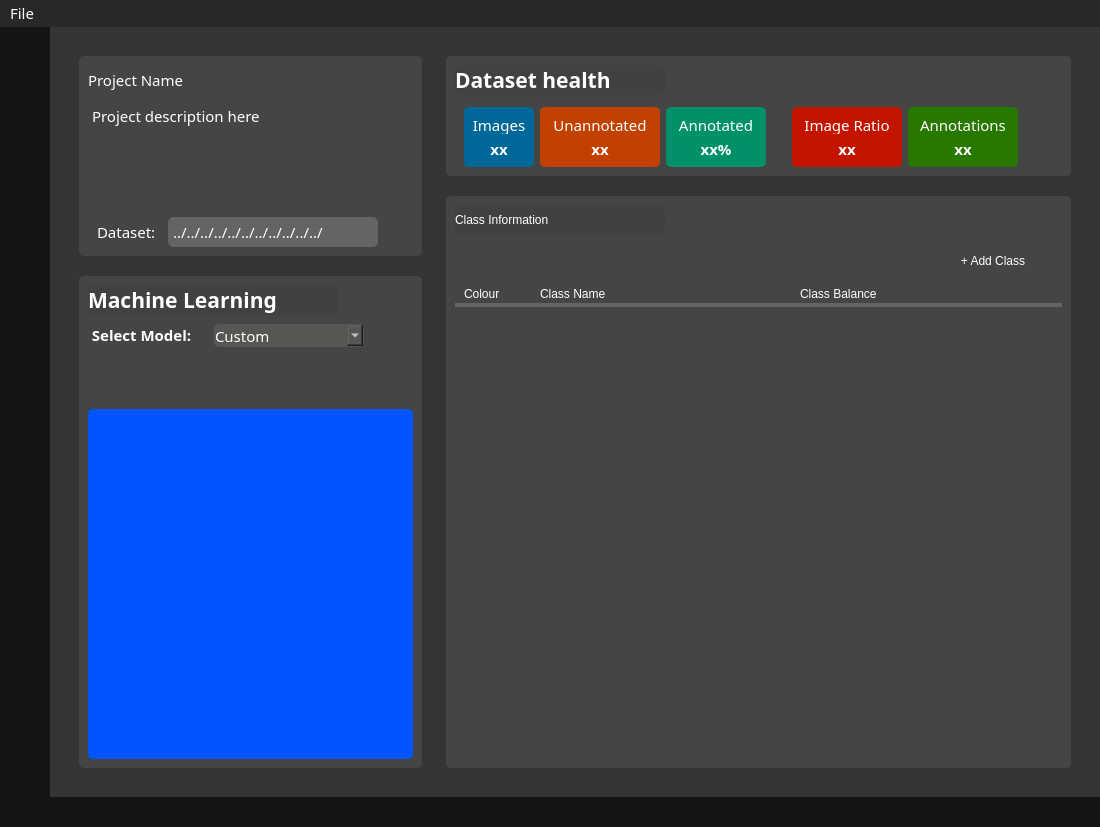
Qt form yoloAnt.ui (Lachie1011/YoloAnt) before a commit.
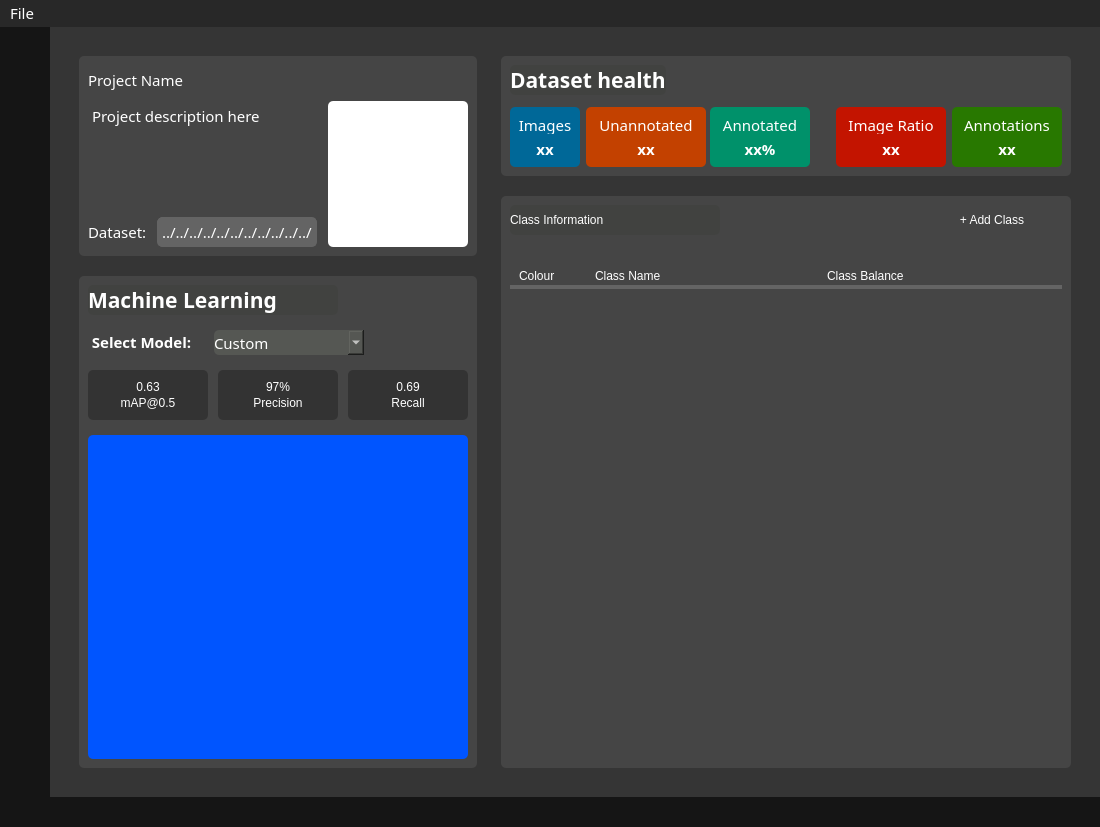
The same form after that commit. The open tabs and pages were chosen to show the change. Icons and pictures are not drawn. Custom widgets are drawn as their Qt base class.

Commit message: Added edit switches, ML stats and project image

```diff
--- a/yoloAnt.ui
+++ b/yoloAnt.ui
@@ -1879,11 +1879,35 @@
                  <enum>QFrame::Raised</enum>
                 </property>
                 <layout class="QVBoxLayout" name="verticalLayout_17">
+                 <property name="spacing">
+                  <number>6</number>
+                 </property>
                  <property name="topMargin">
                   <number>9</number>
                  </property>
                  <property name="bottomMargin">
                   <number>9</number>
+                 </property>
+                 <item>
+                  <widget class="QFrame" name="frame_9">
+                   <property name="frameShape">
+                    <enum>QFrame::StyledPanel</enum>
+                   </property>
+                   <property name="frameShadow">
+                    <enum>QFrame::Raised</enum>
+                   </property>
+                   <layout class="QHBoxLayout" name="horizontalLayout_31">
+                    <property name="leftMargin">
+                     <number>0</number>
+                    </property>
+                    <property name="topMargin">
+                     <number>0</number>
+                    </property>
+                    <property name="rightMargin">
+                     <number>0</number>
+                    </property>
+                    <property name="bottomMargin">
+                     <number>0</number>
                  </property>
                  <item>
                   <widget class="QLabel" name="projectNameLbl">
@@ -1935,6 +1959,80 @@
                   </widget>
                  </item>
                  <item>
+                     <spacer name="horizontalSpacer_20">
+                      <property name="orientation">
+                       <enum>Qt::Horizontal</enum>
+                      </property>
+                      <property name="sizeHint" stdset="0">
+                       <size>
+                        <width>40</width>
+                        <height>20</height>
+                       </size>
+                      </property>
+                     </spacer>
+                    </item>
+                    <item>
+                     <widget class="QFrame" name="projectDescriptionEditFrame">
+                      <property name="frameShape">
+                       <enum>QFrame::StyledPanel</enum>
+                      </property>
+                      <property name="frameShadow">
+                       <enum>QFrame::Raised</enum>
+                      </property>
+                     </widget>
+                    </item>
+                   </layout>
+                  </widget>
+                 </item>
+                 <item>
+                  <widget class="QFrame" name="frame_6">
+                   <property name="minimumSize">
+                    <size>
+                     <width>0</width>
+                     <height>100</height>
+                    </size>
+                   </property>
+                   <property name="frameShape">
+                    <enum>QFrame::StyledPanel</enum>
+                   </property>
+                   <property name="frameShadow">
+                    <enum>QFrame::Raised</enum>
+                   </property>
+                   <layout class="QHBoxLayout" name="horizontalLayout_28">
+                    <property name="leftMargin">
+                     <number>0</number>
+                    </property>
+                    <property name="topMargin">
+                     <number>0</number>
+                    </property>
+                    <property name="rightMargin">
+                     <number>0</number>
+                    </property>
+                    <property name="bottomMargin">
+                     <number>0</number>
+                    </property>
+                    <item>
+                     <widget class="QFrame" name="projectDescriptionFrame">
+                      <property name="frameShape">
+                       <enum>QFrame::StyledPanel</enum>
+                      </property>
+                      <property name="frameShadow">
+                       <enum>QFrame::Raised</enum>
+                      </property>
+                      <layout class="QVBoxLayout" name="verticalLayout_3">
+                       <property name="leftMargin">
+                        <number>0</number>
+                       </property>
+                       <property name="topMargin">
+                        <number>0</number>
+                       </property>
+                       <property name="rightMargin">
+                        <number>0</number>
+                       </property>
+                       <property name="bottomMargin">
+                        <number>0</number>
+                       </property>
+                       <item>
                   <widget class="QTextEdit" name="projectDescriptionEdit">
                    <property name="sizePolicy">
                     <sizepolicy hsizetype="Preferred" vsizetype="Preferred">
@@ -2003,9 +2101,18 @@
                     <enum>QFrame::Raised</enum>
                    </property>
                    <layout class="QHBoxLayout" name="horizontalLayout_7">
+                          <property name="spacing">
+                           <number>4</number>
+                          </property>
+                          <property name="leftMargin">
+                           <number>0</number>
+                          </property>
                     <property name="topMargin">
                      <number>0</number>
                     </property>
+                          <property name="rightMargin">
+                           <number>0</number>
+                          </property>
                     <property name="bottomMargin">
                      <number>0</number>
                     </property>
@@ -2074,33 +2181,59 @@
                       </property>
                      </widget>
                     </item>
+                         </layout>
+                        </widget>
+                       </item>
+                      </layout>
+                     </widget>
+                    </item>
                     <item>
-                     <widget class="QPushButton" name="datasetPathBtn">
+                     <widget class="QFrame" name="projectImageFrame">
                       <property name="minimumSize">
                        <size>
-                        <width>0</width>
-                        <height>0</height>
+                        <width>145</width>
+                        <height>140</height>
                        </size>
                       </property>
                       <property name="maximumSize">
                        <size>
-                        <width>20</width>
-                        <height>16777215</height>
+                        <width>155</width>
+                        <height>150</height>
                        </size>
+                      </property>
+                      <property name="styleSheet">
+                       <string notr="true"/>
+                      </property>
+                      <property name="frameShape">
+                       <enum>QFrame::StyledPanel</enum>
+                      </property>
+                      <property name="frameShadow">
+                       <enum>QFrame::Raised</enum>
+                      </property>
+                      <layout class="QHBoxLayout" name="horizontalLayout_29">
+                       <property name="leftMargin">
+                        <number>5</number>
+                       </property>
+                       <property name="topMargin">
+                        <number>0</number>
+                       </property>
+                       <property name="rightMargin">
+                        <number>0</number>
+                       </property>
+                       <property name="bottomMargin">
+                        <number>0</number>
+                       </property>
+                       <item>
+                        <widget class="QLabel" name="projectImageLbl">
+                         <property name="styleSheet">
+                          <string notr="true">background-color: rgb(255, 255, 255);</string>
                       </property>
                       <property name="text">
                        <string/>
                       </property>
-                      <property name="icon">
-                       <iconset>
-                        <normaloff>icons/icons8-ellipsis-20.png</normaloff>icons/icons8-ellipsis-20.png</iconset>
-                      </property>
-                      <property name="iconSize">
-                       <size>
-                        <width>12</width>
-                        <height>12</height>
-                       </size>
-                      </property>
+                        </widget>
+                       </item>
+                      </layout>
                      </widget>
                     </item>
                    </layout>
@@ -2129,7 +2262,7 @@
                 </property>
                 <layout class="QVBoxLayout" name="verticalLayout_24">
                  <property name="spacing">
-                  <number>0</number>
+                  <number>15</number>
                  </property>
                  <property name="bottomMargin">
                   <number>9</number>
@@ -2207,6 +2340,15 @@
                     <property name="leftMargin">
                      <number>0</number>
                     </property>
+                    <property name="topMargin">
+                     <number>0</number>
+                    </property>
+                    <property name="rightMargin">
+                     <number>0</number>
+                    </property>
+                    <property name="bottomMargin">
+                     <number>0</number>
+                    </property>
                     <item>
                      <widget class="QLabel" name="mdlSelLbl">
                       <property name="sizePolicy">
@@ -2242,6 +2384,9 @@
                       <property name="text">
                        <string> Select Model:</string>
                       </property>
+                      <property name="indent">
+                       <number>0</number>
+                      </property>
                      </widget>
                     </item>
                     <item>
@@ -2249,13 +2394,13 @@
                       <property name="minimumSize">
                        <size>
                         <width>150</width>
-                        <height>0</height>
+                        <height>25</height>
                        </size>
                       </property>
                       <property name="maximumSize">
                        <size>
                         <width>400</width>
-                        <height>16777215</height>
+                        <height>25</height>
                        </size>
                       </property>
                       <property name="font">
@@ -2269,9 +2414,7 @@
                       </property>
                       <property name="styleSheet">
                        <string notr="true">background-color: rgb(85, 87, 83);
-border : 1px solid;
-border-radius: 5px;
-border-color:  rgb(85, 87, 83);</string>
+border-radius: 5px;</string>
                       </property>
                       <property name="currentText">
                        <string>Custom</string>
@@ -2303,20 +2446,255 @@
                   </widget>
                  </item>
                  <item>
-                  <spacer name="verticalSpacer_9">
+                  <widget class="QFrame" name="mlModelStatsFrame">
+                   <property name="minimumSize">
+                    <size>
+                     <width>0</width>
+                     <height>50</height>
+                    </size>
+                   </property>
+                   <property name="styleSheet">
+                    <string notr="true"/>
+                   </property>
+                   <property name="frameShape">
+                    <enum>QFrame::StyledPanel</enum>
+                   </property>
+                   <property name="frameShadow">
+                    <enum>QFrame::Raised</enum>
+                   </property>
+                   <layout class="QHBoxLayout" name="horizontalLayout_32">
+                    <property name="leftMargin">
+                     <number>0</number>
+                    </property>
+                    <property name="topMargin">
+                     <number>0</number>
+                    </property>
+                    <property name="rightMargin">
+                     <number>0</number>
+                    </property>
+                    <property name="bottomMargin">
+                     <number>0</number>
+                    </property>
+                    <item>
+                     <widget class="QFrame" name="mAPFrame">
+                      <property name="minimumSize">
+                       <size>
+                        <width>120</width>
+                        <height>0</height>
+                       </size>
+                      </property>
+                      <property name="maximumSize">
+                       <size>
+                        <width>300</width>
+                        <height>16777215</height>
+                       </size>
+                      </property>
+                      <property name="styleSheet">
+                       <string notr="true">background-color: #333333;</string>
+                      </property>
+                      <property name="frameShape">
+                       <enum>QFrame::StyledPanel</enum>
+                      </property>
+                      <property name="frameShadow">
+                       <enum>QFrame::Raised</enum>
+                      </property>
+                      <layout class="QVBoxLayout" name="verticalLayout_4">
+                       <property name="spacing">
+                        <number>0</number>
+                       </property>
+                       <property name="leftMargin">
+                        <number>0</number>
+                       </property>
+                       <property name="topMargin">
+                        <number>9</number>
+                       </property>
+                       <property name="rightMargin">
+                        <number>0</number>
+                       </property>
+                       <property name="bottomMargin">
+                        <number>9</number>
+                       </property>
+                       <item>
+                        <widget class="QLabel" name="mAPValueLbl">
+                         <property name="text">
+                          <string>0.63</string>
+                         </property>
+                         <property name="alignment">
+                          <set>Qt::AlignCenter</set>
+                         </property>
+                        </widget>
+                       </item>
+                       <item>
+                        <widget class="QLabel" name="mAPLbl">
+                         <property name="text">
+                          <string>mAP@0.5</string>
+                         </property>
+                         <property name="alignment">
+                          <set>Qt::AlignCenter</set>
+                         </property>
+                        </widget>
+                       </item>
+                      </layout>
+                     </widget>
+                    </item>
+                    <item>
+                     <spacer name="horizontalSpacer_22">
                    <property name="orientation">
-                    <enum>Qt::Vertical</enum>
+                       <enum>Qt::Horizontal</enum>
                    </property>
                    <property name="sizeType">
-                    <enum>QSizePolicy::MinimumExpanding</enum>
+                       <enum>QSizePolicy::Preferred</enum>
                    </property>
                    <property name="sizeHint" stdset="0">
                     <size>
-                     <width>20</width>
-                     <height>10</height>
+                        <width>40</width>
+                        <height>20</height>
                     </size>
                    </property>
                   </spacer>
+                    </item>
+                    <item>
+                     <widget class="QFrame" name="precisionFrame">
+                      <property name="minimumSize">
+                       <size>
+                        <width>120</width>
+                        <height>0</height>
+                       </size>
+                      </property>
+                      <property name="maximumSize">
+                       <size>
+                        <width>300</width>
+                        <height>16777215</height>
+                       </size>
+                      </property>
+                      <property name="styleSheet">
+                       <string notr="true">background-color: #333333;</string>
+                      </property>
+                      <property name="frameShape">
+                       <enum>QFrame::StyledPanel</enum>
+                      </property>
+                      <property name="frameShadow">
+                       <enum>QFrame::Raised</enum>
+                      </property>
+                      <layout class="QVBoxLayout" name="verticalLayout_10">
+                       <property name="spacing">
+                        <number>0</number>
+                       </property>
+                       <property name="leftMargin">
+                        <number>0</number>
+                       </property>
+                       <property name="topMargin">
+                        <number>9</number>
+                       </property>
+                       <property name="rightMargin">
+                        <number>0</number>
+                       </property>
+                       <property name="bottomMargin">
+                        <number>9</number>
+                       </property>
+                       <item>
+                        <widget class="QLabel" name="precisionValueLbl">
+                         <property name="text">
+                          <string>97%</string>
+                         </property>
+                         <property name="alignment">
+                          <set>Qt::AlignCenter</set>
+                         </property>
+                        </widget>
+                       </item>
+                       <item>
+                        <widget class="QLabel" name="precisionLbl">
+                         <property name="text">
+                          <string>Precision</string>
+                         </property>
+                         <property name="alignment">
+                          <set>Qt::AlignCenter</set>
+                         </property>
+                        </widget>
+                       </item>
+                      </layout>
+                     </widget>
+                    </item>
+                    <item>
+                     <spacer name="horizontalSpacer_23">
+                      <property name="orientation">
+                       <enum>Qt::Horizontal</enum>
+                      </property>
+                      <property name="sizeType">
+                       <enum>QSizePolicy::Preferred</enum>
+                      </property>
+                      <property name="sizeHint" stdset="0">
+                       <size>
+                        <width>40</width>
+                        <height>20</height>
+                       </size>
+                      </property>
+                     </spacer>
+                    </item>
+                    <item>
+                     <widget class="QFrame" name="recallFrame">
+                      <property name="minimumSize">
+                       <size>
+                        <width>120</width>
+                        <height>0</height>
+                       </size>
+                      </property>
+                      <property name="maximumSize">
+                       <size>
+                        <width>300</width>
+                        <height>16777215</height>
+                       </size>
+                      </property>
+                      <property name="styleSheet">
+                       <string notr="true">background-color: #333333;</string>
+                      </property>
+                      <property name="frameShape">
+                       <enum>QFrame::StyledPanel</enum>
+                      </property>
+                      <property name="frameShadow">
+                       <enum>QFrame::Raised</enum>
+                      </property>
+                      <layout class="QVBoxLayout" name="verticalLayout_30">
+                       <property name="spacing">
+                        <number>0</number>
+                       </property>
+                       <property name="leftMargin">
+                        <number>0</number>
+                       </property>
+                       <property name="topMargin">
+                        <number>9</number>
+                       </property>
+                       <property name="rightMargin">
+                        <number>0</number>
+                       </property>
+                       <property name="bottomMargin">
+                        <number>9</number>
+                       </property>
+                       <item>
+                        <widget class="QLabel" name="recallValueLbl">
+                         <property name="text">
+                          <string>0.69</string>
+                         </property>
+                         <property name="alignment">
+                          <set>Qt::AlignCenter</set>
+                         </property>
+                        </widget>
+                       </item>
+                       <item>
+                        <widget class="QLabel" name="recallLbl">
+                         <property name="text">
+                          <string>Recall</string>
+                         </property>
+                         <property name="alignment">
+                          <set>Qt::AlignCenter</set>
+                         </property>
+                        </widget>
+                       </item>
+                      </layout>
+                     </widget>
+                    </item>
+                   </layout>
+                  </widget>
                  </item>
                  <item>
                   <widget class="PlotWidget" name="graphWidget" native="true">
@@ -2329,7 +2707,7 @@
                    <property name="minimumSize">
                     <size>
                      <width>0</width>
-                     <height>350</height>
+                     <height>250</height>
                     </size>
                    </property>
                    <property name="maximumSize">
@@ -2405,6 +2783,27 @@
                   <number>9</number>
                  </property>
                  <item>
+                  <widget class="QFrame" name="frame_8">
+                   <property name="frameShape">
+                    <enum>QFrame::StyledPanel</enum>
+                   </property>
+                   <property name="frameShadow">
+                    <enum>QFrame::Raised</enum>
+                   </property>
+                   <layout class="QHBoxLayout" name="horizontalLayout_30">
+                    <property name="leftMargin">
+                     <number>0</number>
+                    </property>
+                    <property name="topMargin">
+                     <number>0</number>
+                    </property>
+                    <property name="rightMargin">
+                     <number>0</number>
+                    </property>
+                    <property name="bottomMargin">
+                     <number>0</number>
+                    </property>
+                    <item>
                   <widget class="QLabel" name="healthLbl">
                    <property name="minimumSize">
                     <size>
@@ -2448,6 +2847,54 @@
                   </widget>
                  </item>
                  <item>
+                     <spacer name="horizontalSpacer_21">
+                      <property name="orientation">
+                       <enum>Qt::Horizontal</enum>
+                      </property>
+                      <property name="sizeHint" stdset="0">
+                       <size>
+                        <width>40</width>
+                        <height>20</height>
+                       </size>
+                      </property>
+                     </spacer>
+                    </item>
+                    <item>
+                     <widget class="QPushButton" name="addDatasetHealthWidgetBtn">
+                      <property name="minimumSize">
+                       <size>
+                        <width>30</width>
+                        <height>30</height>
+                       </size>
+                      </property>
+                      <property name="maximumSize">
+                       <size>
+                        <width>30</width>
+                        <height>30</height>
+                       </size>
+                      </property>
+                      <property name="cursor">
+                       <cursorShape>PointingHandCursor</cursorShape>
+                      </property>
+                      <property name="text">
+                       <string/>
+                      </property>
+                     </widget>
+                    </item>
+                    <item>
+                     <widget class="QFrame" name="datasetHealthEditFrame">
+                      <property name="frameShape">
+                       <enum>QFrame::StyledPanel</enum>
+                      </property>
+                      <property name="frameShadow">
+                       <enum>QFrame::Raised</enum>
+                      </property>
+                     </widget>
+                    </item>
+                   </layout>
+                  </widget>
+                 </item>
+                 <item>
                   <widget class="QFrame" name="annotationInfoFrame">
                    <property name="sizePolicy">
                     <sizepolicy hsizetype="Preferred" vsizetype="Preferred">
@@ -2474,9 +2921,15 @@
                     <enum>QFrame::Raised</enum>
                    </property>
                    <layout class="QHBoxLayout" name="horizontalLayout_8">
+                    <property name="leftMargin">
+                     <number>0</number>
+                    </property>
                     <property name="topMargin">
                      <number>0</number>
                     </property>
+                    <property name="rightMargin">
+                     <number>0</number>
+                    </property>
                     <property name="bottomMargin">
                      <number>0</number>
                     </property>
@@ -2909,14 +3362,29 @@
                   <number>9</number>
                  </property>
                  <item>
-                  <widget class="QFrame" name="classInfoHeaderFrame">
+                  <widget class="QFrame" name="frame_5">
+                   <property name="minimumSize">
+                    <size>
+                     <width>0</width>
+                     <height>30</height>
+                    </size>
+                   </property>
+                   <property name="maximumSize">
+                    <size>
+                     <width>16777215</width>
+                     <height>30</height>
+                    </size>
+                   </property>
                    <property name="frameShape">
                     <enum>QFrame::StyledPanel</enum>
                    </property>
                    <property name="frameShadow">
                     <enum>QFrame::Raised</enum>
                    </property>
-                   <layout class="QHBoxLayout" name="horizontalLayout_22">
+                   <layout class="QHBoxLayout" name="horizontalLayout_17">
+                    <property name="spacing">
+                     <number>15</number>
+                    </property>
                     <property name="leftMargin">
                      <number>0</number>
                     </property>
@@ -2934,7 +3402,7 @@
                       <property name="minimumSize">
                        <size>
                         <width>210</width>
-                        <height>30</height>
+                        <height>20</height>
                        </size>
                       </property>
                       <property name="maximumSize">
@@ -2955,48 +3423,7 @@
                      </widget>
                     </item>
                     <item>
-                     <spacer name="horizontalSpacer_17">
-                      <property name="orientation">
-                       <enum>Qt::Horizontal</enum>
-                      </property>
-                      <property name="sizeHint" stdset="0">
-                       <size>
-                        <width>40</width>
-                        <height>20</height>
-                       </size>
-                      </property>
-                     </spacer>
-                    </item>
-                    <item>
-                     <widget class="QFrame" name="classInfoEditFrame">
-                      <property name="frameShape">
-                       <enum>QFrame::StyledPanel</enum>
-                      </property>
-                      <property name="frameShadow">
-                       <enum>QFrame::Raised</enum>
-                      </property>
-                     </widget>
-                    </item>
-                   </layout>
-                  </widget>
-                 </item>
-                 <item>
-                  <widget class="QFrame" name="addClassFrame">
-                   <property name="styleSheet">
-                    <string notr="true"/>
-                   </property>
-                   <property name="frameShape">
-                    <enum>QFrame::StyledPanel</enum>
-                   </property>
-                   <property name="frameShadow">
-                    <enum>QFrame::Raised</enum>
-                   </property>
-                   <layout class="QHBoxLayout" name="horizontalLayout_10">
-                    <property name="bottomMargin">
-                     <number>0</number>
-                    </property>
-                    <item>
-                     <spacer name="horizontalSpacer_5">
+                     <spacer name="horizontalSpacer_19">
                       <property name="orientation">
                        <enum>Qt::Horizontal</enum>
                       </property>
@@ -3040,26 +3467,66 @@
                      </widget>
                     </item>
                     <item>
-                     <spacer name="horizontalSpacer_12">
+                     <widget class="QFrame" name="classInfoEditFrame">
+                      <property name="frameShape">
+                       <enum>QFrame::StyledPanel</enum>
+                      </property>
+                      <property name="frameShadow">
+                       <enum>QFrame::Raised</enum>
+                      </property>
+                     </widget>
+                    </item>
+                   </layout>
+                  </widget>
+                 </item>
+                 <item>
+                  <widget class="QFrame" name="classInfoHeaderFrame">
+                   <property name="frameShape">
+                    <enum>QFrame::StyledPanel</enum>
+                   </property>
+                   <property name="frameShadow">
+                    <enum>QFrame::Raised</enum>
+                   </property>
+                   <layout class="QHBoxLayout" name="horizontalLayout_22">
+                    <property name="leftMargin">
+                     <number>0</number>
+                    </property>
+                    <property name="topMargin">
+                     <number>0</number>
+                    </property>
+                    <property name="rightMargin">
+                     <number>0</number>
+                    </property>
+                    <property name="bottomMargin">
+                     <number>0</number>
+                    </property>
+                   </layout>
+                  </widget>
+                 </item>
+                 <item>
+                  <spacer name="verticalSpacer_10">
                       <property name="orientation">
-                       <enum>Qt::Horizontal</enum>
+                    <enum>Qt::Vertical</enum>
                       </property>
                       <property name="sizeType">
                        <enum>QSizePolicy::Fixed</enum>
                       </property>
                       <property name="sizeHint" stdset="0">
                        <size>
-                        <width>5</width>
-                        <height>20</height>
+                     <width>20</width>
+                     <height>30</height>
                        </size>
                       </property>
                      </spacer>
-                    </item>
-                   </layout>
-                  </widget>
                  </item>
                  <item>
                   <widget class="QFrame" name="frame">
+                   <property name="maximumSize">
+                    <size>
+                     <width>16777215</width>
+                     <height>16</height>
+                    </size>
+                   </property>
                    <property name="frameShape">
                     <enum>QFrame::StyledPanel</enum>
                    </property>
@@ -3067,6 +3534,9 @@
                     <enum>QFrame::Raised</enum>
                    </property>
                    <layout class="QHBoxLayout" name="horizontalLayout_11">
+                    <property name="topMargin">
+                     <number>0</number>
+                    </property>
                     <property name="bottomMargin">
                      <number>0</number>
                     </property>
@@ -3075,7 +3545,7 @@
                       <property name="maximumSize">
                        <size>
                         <width>70</width>
-                        <height>16777215</height>
+                        <height>16</height>
                        </size>
                       </property>
                       <property name="text">
@@ -3094,7 +3564,7 @@
                       <property name="maximumSize">
                        <size>
                         <width>300</width>
-                        <height>16777215</height>
+                        <height>16</height>
                        </size>
                       </property>
                       <property name="text">
@@ -3104,6 +3574,12 @@
                     </item>
                     <item>
                      <widget class="QLabel" name="classBalanceHeaderLbl">
+                      <property name="maximumSize">
+                       <size>
+                        <width>16777215</width>
+                        <height>16</height>
+                       </size>
+                      </property>
                       <property name="text">
                        <string>Class Balance</string>
                       </property>
```
Left out of the diff: 4 changed lines with no effect on the pictures. Lines whose indentation alone changed are shown as unchanged. The commit also changes 4 other files.
